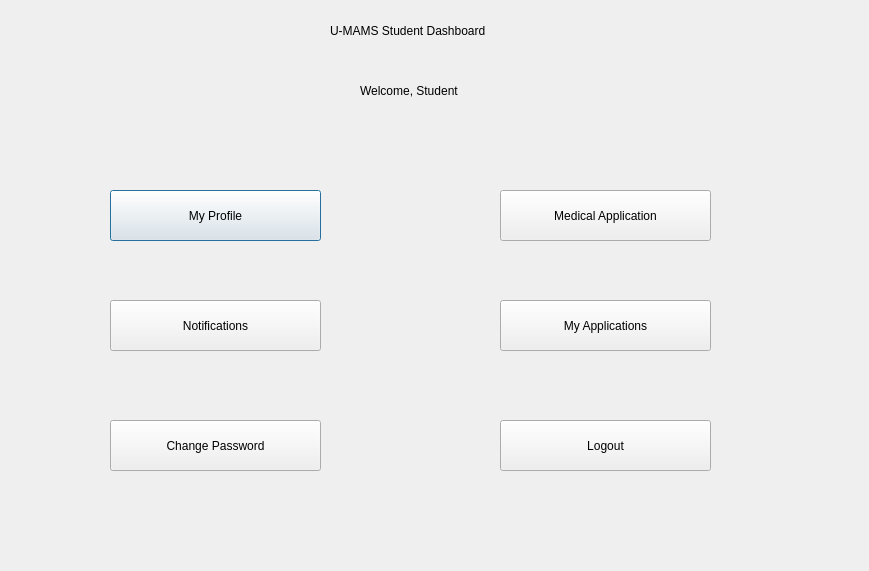
First picture: the form in studentdashboard.ui, repository sanjanaCSwyb/U-MAMS, before the edit.
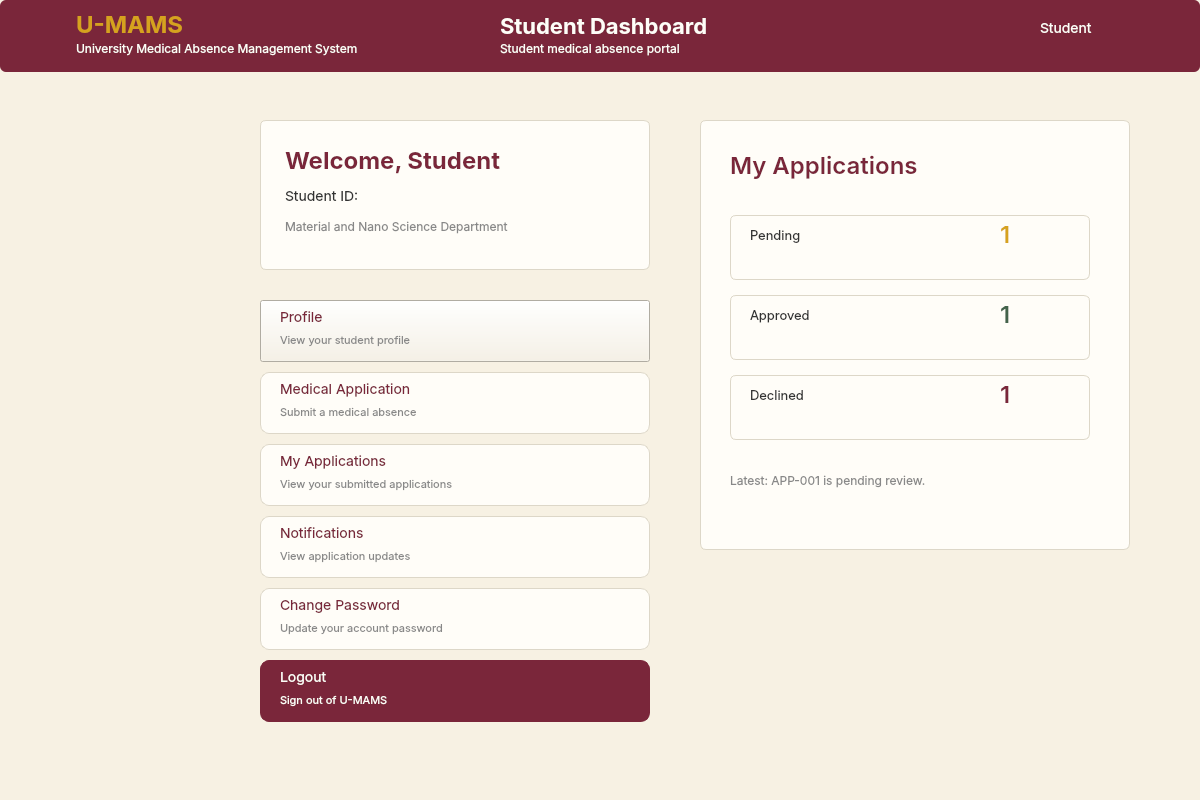
Second picture: the form after the edit. Icons and pictures are not drawn.

Patch:
```diff
--- a/studentdashboard.ui
+++ b/studentdashboard.ui
@@ -6,116 +6,834 @@
    <rect>
     <x>0</x>
     <y>0</y>
-    <width>869</width>
-    <height>571</height>
+    <width>1200</width>
+    <height>800</height>
    </rect>
   </property>
+  <property name="minimumSize">
+   <size>
+    <width>900</width>
+    <height>600</height>
+   </size>
+  </property>
   <property name="windowTitle">
    <string>Dialog</string>
   </property>
-  <widget class="QLabel" name="lblTitle">
+  <property name="styleSheet">
+   <string>background:#F7F1E3;</string>
+  </property>
+  <widget class="QWidget" name="figmaCanvas">
    <property name="geometry">
     <rect>
-     <x>330</x>
-     <y>10</y>
-     <width>201</width>
-     <height>41</height>
+     <x>0</x>
+     <y>0</y>
+     <width>1200</width>
+     <height>800</height>
     </rect>
    </property>
-   <property name="text">
-    <string>U-MAMS Student Dashboard</string>
+   <property name="styleSheet">
+    <string>QWidget#figmaCanvas{background:#F7F1E3;}</string>
    </property>
-  </widget>
-  <widget class="QLabel" name="lblWelcome">
-   <property name="geometry">
-    <rect>
-     <x>360</x>
-     <y>80</y>
-     <width>121</width>
-     <height>21</height>
-    </rect>
-   </property>
-   <property name="text">
-    <string>Welcome, Student</string>
-   </property>
-  </widget>
-  <widget class="QPushButton" name="btnProfile">
-   <property name="geometry">
-    <rect>
-     <x>110</x>
-     <y>190</y>
-     <width>211</width>
-     <height>51</height>
-    </rect>
-   </property>
-   <property name="text">
-    <string>My Profile</string>
-   </property>
-  </widget>
-  <widget class="QPushButton" name="btnNotifications">
-   <property name="geometry">
-    <rect>
-     <x>110</x>
-     <y>300</y>
-     <width>211</width>
-     <height>51</height>
-    </rect>
-   </property>
-   <property name="text">
-    <string>Notifications</string>
-   </property>
-  </widget>
-  <widget class="QPushButton" name="btnChangePassword">
-   <property name="geometry">
-    <rect>
-     <x>110</x>
-     <y>420</y>
-     <width>211</width>
-     <height>51</height>
-    </rect>
-   </property>
-   <property name="text">
-    <string>Change Password</string>
-   </property>
-  </widget>
-  <widget class="QPushButton" name="btnMedicalApplication">
-   <property name="geometry">
-    <rect>
-     <x>500</x>
-     <y>190</y>
-     <width>211</width>
-     <height>51</height>
-    </rect>
-   </property>
-   <property name="text">
-    <string>Medical Application</string>
-   </property>
-  </widget>
-  <widget class="QPushButton" name="btnMyApplications">
-   <property name="geometry">
-    <rect>
-     <x>500</x>
-     <y>300</y>
-     <width>211</width>
-     <height>51</height>
-    </rect>
-   </property>
-   <property name="text">
-    <string>My Applications</string>
-   </property>
-  </widget>
-  <widget class="QPushButton" name="btnLogout">
-   <property name="geometry">
-    <rect>
-     <x>500</x>
-     <y>420</y>
-     <width>211</width>
-     <height>51</height>
-    </rect>
-   </property>
-   <property name="text">
-    <string>Logout</string>
-   </property>
+   <widget class="QFrame" name="headerFrame">
+    <property name="geometry">
+     <rect>
+      <x>0</x>
+      <y>0</y>
+      <width>1200</width>
+      <height>72</height>
+     </rect>
+    </property>
+    <property name="frameShape">
+     <enum>QFrame::NoFrame</enum>
+    </property>
+    <property name="styleSheet">
+     <string>QFrame#headerFrame{background:#7A263A;border:none;border-radius:6px;}</string>
+    </property>
+   </widget>
+   <widget class="QLabel" name="headerLogo">
+    <property name="geometry">
+     <rect>
+      <x>22</x>
+      <y>16</y>
+      <width>42</width>
+      <height>42</height>
+     </rect>
+    </property>
+    <property name="pixmap">
+     <pixmap>:/assets/wayamba_logo.png</pixmap>
+    </property>
+    <property name="scaledContents">
+     <bool>false</bool>
+    </property>
+    <property name="alignment">
+     <set>Qt::AlignCenter</set>
+    </property>
+    <property name="styleSheet">
+     <string>background:transparent;border:none;</string>
+    </property>
+   </widget>
+   <widget class="QLabel" name="lblHeaderBrand">
+    <property name="geometry">
+     <rect>
+      <x>76</x>
+      <y>10</y>
+      <width>300</width>
+      <height>28</height>
+     </rect>
+    </property>
+    <property name="text">
+     <string>U-MAMS</string>
+    </property>
+    <property name="alignment">
+     <set>Qt::AlignLeft|Qt::AlignVCenter</set>
+    </property>
+    <property name="styleSheet">
+     <string>font-family:Inter; font-size:24px; font-weight:600;color:#D6A21E;background:transparent;border:none;padding:0px;</string>
+    </property>
+   </widget>
+   <widget class="QLabel" name="lblHeaderSubtitle">
+    <property name="geometry">
+     <rect>
+      <x>76</x>
+      <y>39</y>
+      <width>410</width>
+      <height>18</height>
+     </rect>
+    </property>
+    <property name="text">
+     <string>University Medical Absence Management System</string>
+    </property>
+    <property name="alignment">
+     <set>Qt::AlignLeft|Qt::AlignVCenter</set>
+    </property>
+    <property name="styleSheet">
+     <string>font-family:Inter; font-size:12px; font-weight:400;color:#FFFDF8;background:transparent;border:none;padding:0px;</string>
+    </property>
+   </widget>
+   <widget class="QLabel" name="lblTitle">
+    <property name="geometry">
+     <rect>
+      <x>500</x>
+      <y>12</y>
+      <width>500</width>
+      <height>28</height>
+     </rect>
+    </property>
+    <property name="text">
+     <string>Student Dashboard</string>
+    </property>
+    <property name="alignment">
+     <set>Qt::AlignLeft|Qt::AlignVCenter</set>
+    </property>
+    <property name="styleSheet">
+     <string>font-family:Inter; font-size:22px; font-weight:600;color:#FFFDF8;background:transparent;border:none;padding:0px;</string>
+    </property>
+   </widget>
+   <widget class="QLabel" name="lblHeaderCaption">
+    <property name="geometry">
+     <rect>
+      <x>500</x>
+      <y>39</y>
+      <width>500</width>
+      <height>18</height>
+     </rect>
+    </property>
+    <property name="text">
+     <string>Student medical absence portal</string>
+    </property>
+    <property name="alignment">
+     <set>Qt::AlignLeft|Qt::AlignVCenter</set>
+    </property>
+    <property name="styleSheet">
+     <string>font-family:Inter; font-size:12px; font-weight:400;color:#FFFDF8;background:transparent;border:none;padding:0px;</string>
+    </property>
+   </widget>
+   <widget class="QLabel" name="lblHeaderUser">
+    <property name="geometry">
+     <rect>
+      <x>1040</x>
+      <y>14</y>
+      <width>130</width>
+      <height>28</height>
+     </rect>
+    </property>
+    <property name="text">
+     <string>Student</string>
+    </property>
+    <property name="alignment">
+     <set>Qt::AlignLeft|Qt::AlignVCenter</set>
+    </property>
+    <property name="styleSheet">
+     <string>font-family:Inter; font-size:14px; font-weight:400;color:#FFFDF8;background:transparent;border:none;padding:0px;</string>
+    </property>
+   </widget>
+   <widget class="QFrame" name="welcomeCard">
+    <property name="geometry">
+     <rect>
+      <x>260</x>
+      <y>120</y>
+      <width>390</width>
+      <height>150</height>
+     </rect>
+    </property>
+    <property name="frameShape">
+     <enum>QFrame::NoFrame</enum>
+    </property>
+    <property name="styleSheet">
+     <string>QFrame#welcomeCard{background:#FFFDF8;border:1px solid #DDD7C8;border-radius:6px;}</string>
+    </property>
+   </widget>
+   <widget class="QLabel" name="lblWelcome">
+    <property name="geometry">
+     <rect>
+      <x>285</x>
+      <y>143</y>
+      <width>340</width>
+      <height>34</height>
+     </rect>
+    </property>
+    <property name="text">
+     <string>Welcome, Student</string>
+    </property>
+    <property name="alignment">
+     <set>Qt::AlignLeft|Qt::AlignVCenter</set>
+    </property>
+    <property name="styleSheet">
+     <string>font-family:Inter; font-size:24px; font-weight:600;color:#7A263A;background:transparent;border:none;padding:0px;</string>
+    </property>
+   </widget>
+   <widget class="QLabel" name="lblStudentID">
+    <property name="geometry">
+     <rect>
+      <x>285</x>
+      <y>184</y>
+      <width>340</width>
+      <height>24</height>
+     </rect>
+    </property>
+    <property name="text">
+     <string>Student ID:</string>
+    </property>
+    <property name="alignment">
+     <set>Qt::AlignLeft|Qt::AlignVCenter</set>
+    </property>
+    <property name="styleSheet">
+     <string>font-family:Inter; font-size:14px; font-weight:400;color:#333333;background:transparent;border:none;padding:0px;</string>
+    </property>
+   </widget>
+   <widget class="QLabel" name="lblDepartment">
+    <property name="geometry">
+     <rect>
+      <x>285</x>
+      <y>215</y>
+      <width>340</width>
+      <height>22</height>
+     </rect>
+    </property>
+    <property name="text">
+     <string>Material and Nano Science Department</string>
+    </property>
+    <property name="alignment">
+     <set>Qt::AlignLeft|Qt::AlignVCenter</set>
+    </property>
+    <property name="styleSheet">
+     <string>font-family:Inter; font-size:12px; font-weight:400;color:#888888;background:transparent;border:none;padding:0px;</string>
+    </property>
+   </widget>
+   <widget class="QPushButton" name="btnProfile">
+    <property name="geometry">
+     <rect>
+      <x>260</x>
+      <y>300</y>
+      <width>390</width>
+      <height>62</height>
+     </rect>
+    </property>
+    <property name="text">
+     <string></string>
+    </property>
+    <property name="autoDefault">
+     <bool>false</bool>
+    </property>
+    <property name="cursor">
+     <cursorShape>PointingHandCursor</cursorShape>
+    </property>
+    <property name="styleSheet">
+     <string>QPushButton#btnProfile{font-family:Inter;font-size:14px;font-weight:400;color:#7A263A;background:#FFFDF8;border:1px solid #DDD7C8;border-radius:9px;padding:0px;}QPushButton#btnProfile:hover{border:1px solid #D6A21E;}QPushButton#btnProfile:focus{border:1px solid #D6A21E;}</string>
+    </property>
+    <property name="accessibleName">
+     <string>Profile</string>
+    </property>
+   </widget>
+   <widget class="QLabel" name="btnProfileTitle">
+    <property name="geometry">
+     <rect>
+      <x>280</x>
+      <y>305</y>
+      <width>350</width>
+      <height>24</height>
+     </rect>
+    </property>
+    <property name="text">
+     <string>Profile</string>
+    </property>
+    <property name="alignment">
+     <set>Qt::AlignLeft|Qt::AlignVCenter</set>
+    </property>
+    <property name="styleSheet">
+     <string>font-family:Inter; font-size:14px; font-weight:400;color:#7A263A;background:transparent;border:none;padding:0px;</string>
+    </property>
+   </widget>
+   <widget class="QLabel" name="btnProfileCaption">
+    <property name="geometry">
+     <rect>
+      <x>280</x>
+      <y>330</y>
+      <width>350</width>
+      <height>20</height>
+     </rect>
+    </property>
+    <property name="text">
+     <string>View your student profile</string>
+    </property>
+    <property name="alignment">
+     <set>Qt::AlignLeft|Qt::AlignVCenter</set>
+    </property>
+    <property name="styleSheet">
+     <string>font-family:Inter; font-size:11px; font-weight:400;color:#888888;background:transparent;border:none;padding:0px;</string>
+    </property>
+   </widget>
+   <widget class="QPushButton" name="btnMedicalApplication">
+    <property name="geometry">
+     <rect>
+      <x>260</x>
+      <y>372</y>
+      <width>390</width>
+      <height>62</height>
+     </rect>
+    </property>
+    <property name="text">
+     <string></string>
+    </property>
+    <property name="autoDefault">
+     <bool>false</bool>
+    </property>
+    <property name="cursor">
+     <cursorShape>PointingHandCursor</cursorShape>
+    </property>
+    <property name="styleSheet">
+     <string>QPushButton#btnMedicalApplication{font-family:Inter;font-size:14px;font-weight:400;color:#7A263A;background:#FFFDF8;border:1px solid #DDD7C8;border-radius:9px;padding:0px;}QPushButton#btnMedicalApplication:hover{border:1px solid #D6A21E;}QPushButton#btnMedicalApplication:focus{border:1px solid #D6A21E;}</string>
+    </property>
+    <property name="accessibleName">
+     <string>Medical Application</string>
+    </property>
+   </widget>
+   <widget class="QLabel" name="btnMedicalApplicationTitle">
+    <property name="geometry">
+     <rect>
+      <x>280</x>
+      <y>377</y>
+      <width>350</width>
+      <height>24</height>
+     </rect>
+    </property>
+    <property name="text">
+     <string>Medical Application</string>
+    </property>
+    <property name="alignment">
+     <set>Qt::AlignLeft|Qt::AlignVCenter</set>
+    </property>
+    <property name="styleSheet">
+     <string>font-family:Inter; font-size:14px; font-weight:400;color:#7A263A;background:transparent;border:none;padding:0px;</string>
+    </property>
+   </widget>
+   <widget class="QLabel" name="btnMedicalApplicationCaption">
+    <property name="geometry">
+     <rect>
+      <x>280</x>
+      <y>402</y>
+      <width>350</width>
+      <height>20</height>
+     </rect>
+    </property>
+    <property name="text">
+     <string>Submit a medical absence</string>
+    </property>
+    <property name="alignment">
+     <set>Qt::AlignLeft|Qt::AlignVCenter</set>
+    </property>
+    <property name="styleSheet">
+     <string>font-family:Inter; font-size:11px; font-weight:400;color:#888888;background:transparent;border:none;padding:0px;</string>
+    </property>
+   </widget>
+   <widget class="QPushButton" name="btnMyApplications">
+    <property name="geometry">
+     <rect>
+      <x>260</x>
+      <y>444</y>
+      <width>390</width>
+      <height>62</height>
+     </rect>
+    </property>
+    <property name="text">
+     <string></string>
+    </property>
+    <property name="autoDefault">
+     <bool>false</bool>
+    </property>
+    <property name="cursor">
+     <cursorShape>PointingHandCursor</cursorShape>
+    </property>
+    <property name="styleSheet">
+     <string>QPushButton#btnMyApplications{font-family:Inter;font-size:14px;font-weight:400;color:#7A263A;background:#FFFDF8;border:1px solid #DDD7C8;border-radius:9px;padding:0px;}QPushButton#btnMyApplications:hover{border:1px solid #D6A21E;}QPushButton#btnMyApplications:focus{border:1px solid #D6A21E;}</string>
+    </property>
+    <property name="accessibleName">
+     <string>My Applications</string>
+    </property>
+   </widget>
+   <widget class="QLabel" name="btnMyApplicationsTitle">
+    <property name="geometry">
+     <rect>
+      <x>280</x>
+      <y>449</y>
+      <width>350</width>
+      <height>24</height>
+     </rect>
+    </property>
+    <property name="text">
+     <string>My Applications</string>
+    </property>
+    <property name="alignment">
+     <set>Qt::AlignLeft|Qt::AlignVCenter</set>
+    </property>
+    <property name="styleSheet">
+     <string>font-family:Inter; font-size:14px; font-weight:400;color:#7A263A;background:transparent;border:none;padding:0px;</string>
+    </property>
+   </widget>
+   <widget class="QLabel" name="btnMyApplicationsCaption">
+    <property name="geometry">
+     <rect>
+      <x>280</x>
+      <y>474</y>
+      <width>350</width>
+      <height>20</height>
+     </rect>
+    </property>
+    <property name="text">
+     <string>View your submitted applications</string>
+    </property>
+    <property name="alignment">
+     <set>Qt::AlignLeft|Qt::AlignVCenter</set>
+    </property>
+    <property name="styleSheet">
+     <string>font-family:Inter; font-size:11px; font-weight:400;color:#888888;background:transparent;border:none;padding:0px;</string>
+    </property>
+   </widget>
+   <widget class="QPushButton" name="btnNotifications">
+    <property name="geometry">
+     <rect>
+      <x>260</x>
+      <y>516</y>
+      <width>390</width>
+      <height>62</height>
+     </rect>
+    </property>
+    <property name="text">
+     <string></string>
+    </property>
+    <property name="autoDefault">
+     <bool>false</bool>
+    </property>
+    <property name="cursor">
+     <cursorShape>PointingHandCursor</cursorShape>
+    </property>
+    <property name="styleSheet">
+     <string>QPushButton#btnNotifications{font-family:Inter;font-size:14px;font-weight:400;color:#7A263A;background:#FFFDF8;border:1px solid #DDD7C8;border-radius:9px;padding:0px;}QPushButton#btnNotifications:hover{border:1px solid #D6A21E;}QPushButton#btnNotifications:focus{border:1px solid #D6A21E;}</string>
+    </property>
+    <property name="accessibleName">
+     <string>Notifications</string>
+    </property>
+   </widget>
+   <widget class="QLabel" name="btnNotificationsTitle">
+    <property name="geometry">
+     <rect>
+      <x>280</x>
+      <y>521</y>
+      <width>350</width>
+      <height>24</height>
+     </rect>
+    </property>
+    <property name="text">
+     <string>Notifications</string>
+    </property>
+    <property name="alignment">
+     <set>Qt::AlignLeft|Qt::AlignVCenter</set>
+    </property>
+    <property name="styleSheet">
+     <string>font-family:Inter; font-size:14px; font-weight:400;color:#7A263A;background:transparent;border:none;padding:0px;</string>
+    </property>
+   </widget>
+   <widget class="QLabel" name="btnNotificationsCaption">
+    <property name="geometry">
+     <rect>
+      <x>280</x>
+      <y>546</y>
+      <width>350</width>
+      <height>20</height>
+     </rect>
+    </property>
+    <property name="text">
+     <string>View application updates</string>
+    </property>
+    <property name="alignment">
+     <set>Qt::AlignLeft|Qt::AlignVCenter</set>
+    </property>
+    <property name="styleSheet">
+     <string>font-family:Inter; font-size:11px; font-weight:400;color:#888888;background:transparent;border:none;padding:0px;</string>
+    </property>
+   </widget>
+   <widget class="QPushButton" name="btnChangePassword">
+    <property name="geometry">
+     <rect>
+      <x>260</x>
+      <y>588</y>
+      <width>390</width>
+      <height>62</height>
+     </rect>
+    </property>
+    <property name="text">
+     <string></string>
+    </property>
+    <property name="autoDefault">
+     <bool>false</bool>
+    </property>
+    <property name="cursor">
+     <cursorShape>PointingHandCursor</cursorShape>
+    </property>
+    <property name="styleSheet">
+     <string>QPushButton#btnChangePassword{font-family:Inter;font-size:14px;font-weight:400;color:#7A263A;background:#FFFDF8;border:1px solid #DDD7C8;border-radius:9px;padding:0px;}QPushButton#btnChangePassword:hover{border:1px solid #D6A21E;}QPushButton#btnChangePassword:focus{border:1px solid #D6A21E;}</string>
+    </property>
+    <property name="accessibleName">
+     <string>Change Password</string>
+    </property>
+   </widget>
+   <widget class="QLabel" name="btnChangePasswordTitle">
+    <property name="geometry">
+     <rect>
+      <x>280</x>
+      <y>593</y>
+      <width>350</width>
+      <height>24</height>
+     </rect>
+    </property>
+    <property name="text">
+     <string>Change Password</string>
+    </property>
+    <property name="alignment">
+     <set>Qt::AlignLeft|Qt::AlignVCenter</set>
+    </property>
+    <property name="styleSheet">
+     <string>font-family:Inter; font-size:14px; font-weight:400;color:#7A263A;background:transparent;border:none;padding:0px;</string>
+    </property>
+   </widget>
+   <widget class="QLabel" name="btnChangePasswordCaption">
+    <property name="geometry">
+     <rect>
+      <x>280</x>
+      <y>618</y>
+      <width>350</width>
+      <height>20</height>
+     </rect>
+    </property>
+    <property name="text">
+     <string>Update your account password</string>
+    </property>
+    <property name="alignment">
+     <set>Qt::AlignLeft|Qt::AlignVCenter</set>
+    </property>
+    <property name="styleSheet">
+     <string>font-family:Inter; font-size:11px; font-weight:400;color:#888888;background:transparent;border:none;padding:0px;</string>
+    </property>
+   </widget>
+   <widget class="QPushButton" name="btnLogout">
+    <property name="geometry">
+     <rect>
+      <x>260</x>
+      <y>660</y>
+      <width>390</width>
+      <height>62</height>
+     </rect>
+    </property>
+    <property name="text">
+     <string></string>
+    </property>
+    <property name="autoDefault">
+     <bool>false</bool>
+    </property>
+    <property name="cursor">
+     <cursorShape>PointingHandCursor</cursorShape>
+    </property>
+    <property name="styleSheet">
+     <string>QPushButton#btnLogout{font-family:Inter;font-size:14px;font-weight:400;color:#FFFDF8;background:#7A263A;border:1px solid #7A263A;border-radius:9px;padding:0px;}QPushButton#btnLogout:hover{border:1px solid #D6A21E;}QPushButton#btnLogout:focus{border:1px solid #D6A21E;}</string>
+    </property>
+    <property name="accessibleName">
+     <string>Logout</string>
+    </property>
+   </widget>
+   <widget class="QLabel" name="btnLogoutTitle">
+    <property name="geometry">
+     <rect>
+      <x>280</x>
+      <y>665</y>
+      <width>350</width>
+      <height>24</height>
+     </rect>
+    </property>
+    <property name="text">
+     <string>Logout</string>
+    </property>
+    <property name="alignment">
+     <set>Qt::AlignLeft|Qt::AlignVCenter</set>
+    </property>
+    <property name="styleSheet">
+     <string>font-family:Inter; font-size:14px; font-weight:400;color:#FFFDF8;background:transparent;border:none;padding:0px;</string>
+    </property>
+   </widget>
+   <widget class="QLabel" name="btnLogoutCaption">
+    <property name="geometry">
+     <rect>
+      <x>280</x>
+      <y>690</y>
+      <width>350</width>
+      <height>20</height>
+     </rect>
+    </property>
+    <property name="text">
+     <string>Sign out of U-MAMS</string>
+    </property>
+    <property name="alignment">
+     <set>Qt::AlignLeft|Qt::AlignVCenter</set>
+    </property>
+    <property name="styleSheet">
+     <string>font-family:Inter; font-size:11px; font-weight:400;color:#FFFDF8;background:transparent;border:none;padding:0px;</string>
+    </property>
+   </widget>
+   <widget class="QFrame" name="summaryCard">
+    <property name="geometry">
+     <rect>
+      <x>700</x>
+      <y>120</y>
+      <width>430</width>
+      <height>430</height>
+     </rect>
+    </property>
+    <property name="frameShape">
+     <enum>QFrame::NoFrame</enum>
+    </property>
+    <property name="styleSheet">
+     <string>QFrame#summaryCard{background:#FFFDF8;border:1px solid #DDD7C8;border-radius:6px;}</string>
+    </property>
+   </widget>
+   <widget class="QLabel" name="lblSummaryTitle">
+    <property name="geometry">
+     <rect>
+      <x>730</x>
+      <y>145</y>
+      <width>370</width>
+      <height>40</height>
+     </rect>
+    </property>
+    <property name="text">
+     <string>My Applications</string>
+    </property>
+    <property name="alignment">
+     <set>Qt::AlignLeft|Qt::AlignVCenter</set>
+    </property>
+    <property name="styleSheet">
+     <string>font-family:Inter; font-size:24px; font-weight:500;color:#7A263A;background:transparent;border:none;padding:0px;</string>
+    </property>
+   </widget>
+   <widget class="QFrame" name="summaryPending">
+    <property name="geometry">
+     <rect>
+      <x>730</x>
+      <y>215</y>
+      <width>360</width>
+      <height>65</height>
+     </rect>
+    </property>
+    <property name="frameShape">
+     <enum>QFrame::NoFrame</enum>
+    </property>
+    <property name="styleSheet">
+     <string>QFrame#summaryPending{background:#FFFDF8;border:1px solid #DDD7C8;border-radius:6px;}</string>
+    </property>
+   </widget>
+   <widget class="QLabel" name="lblPending">
+    <property name="geometry">
+     <rect>
+      <x>750</x>
+      <y>223</y>
+      <width>220</width>
+      <height>25</height>
+     </rect>
+    </property>
+    <property name="text">
+     <string>Pending</string>
+    </property>
+    <property name="alignment">
+     <set>Qt::AlignLeft|Qt::AlignVCenter</set>
+    </property>
+    <property name="styleSheet">
+     <string>font-family:Inter; font-size:13px; font-weight:400;color:#333333;background:transparent;border:none;padding:0px;</string>
+    </property>
+   </widget>
+   <widget class="QLabel" name="lblPendingCount">
+    <property name="geometry">
+     <rect>
+      <x>1000</x>
+      <y>216</y>
+      <width>60</width>
+      <height>36</height>
+     </rect>
+    </property>
+    <property name="text">
+     <string>1</string>
+    </property>
+    <property name="alignment">
+     <set>Qt::AlignLeft|Qt::AlignVCenter</set>
+    </property>
+    <property name="styleSheet">
+     <string>font-family:Inter; font-size:24px; font-weight:500;color:#D6A21E;background:transparent;border:none;padding:0px;</string>
+    </property>
+   </widget>
+   <widget class="QFrame" name="summaryApproved">
+    <property name="geometry">
+     <rect>
+      <x>730</x>
+      <y>295</y>
+      <width>360</width>
+      <height>65</height>
+     </rect>
+    </property>
+    <property name="frameShape">
+     <enum>QFrame::NoFrame</enum>
+    </property>
+    <property name="styleSheet">
+     <string>QFrame#summaryApproved{background:#FFFDF8;border:1px solid #DDD7C8;border-radius:6px;}</string>
+    </property>
+   </widget>
+   <widget class="QLabel" name="lblApproved">
+    <property name="geometry">
+     <rect>
+      <x>750</x>
+      <y>303</y>
+      <width>220</width>
+      <height>25</height>
+     </rect>
+    </property>
+    <property name="text">
+     <string>Approved</string>
+    </property>
+    <property name="alignment">
+     <set>Qt::AlignLeft|Qt::AlignVCenter</set>
+    </property>
+    <property name="styleSheet">
+     <string>font-family:Inter; font-size:13px; font-weight:400;color:#333333;background:transparent;border:none;padding:0px;</string>
+    </property>
+   </widget>
+   <widget class="QLabel" name="lblApprovedCount">
+    <property name="geometry">
+     <rect>
+      <x>1000</x>
+      <y>296</y>
+      <width>60</width>
+      <height>36</height>
+     </rect>
+    </property>
+    <property name="text">
+     <string>1</string>
+    </property>
+    <property name="alignment">
+     <set>Qt::AlignLeft|Qt::AlignVCenter</set>
+    </property>
+    <property name="styleSheet">
+     <string>font-family:Inter; font-size:24px; font-weight:500;color:#43634B;background:transparent;border:none;padding:0px;</string>
+    </property>
+   </widget>
+   <widget class="QFrame" name="summaryDeclined">
+    <property name="geometry">
+     <rect>
+      <x>730</x>
+      <y>375</y>
+      <width>360</width>
+      <height>65</height>
+     </rect>
+    </property>
+    <property name="frameShape">
+     <enum>QFrame::NoFrame</enum>
+    </property>
+    <property name="styleSheet">
+     <string>QFrame#summaryDeclined{background:#FFFDF8;border:1px solid #DDD7C8;border-radius:6px;}</string>
+    </property>
+   </widget>
+   <widget class="QLabel" name="lblDeclined">
+    <property name="geometry">
+     <rect>
+      <x>750</x>
+      <y>383</y>
+      <width>220</width>
+      <height>25</height>
+     </rect>
+    </property>
+    <property name="text">
+     <string>Declined</string>
+    </property>
+    <property name="alignment">
+     <set>Qt::AlignLeft|Qt::AlignVCenter</set>
+    </property>
+    <property name="styleSheet">
+     <string>font-family:Inter; font-size:13px; font-weight:400;color:#333333;background:transparent;border:none;padding:0px;</string>
+    </property>
+   </widget>
+   <widget class="QLabel" name="lblDeclinedCount">
+    <property name="geometry">
+     <rect>
+      <x>1000</x>
+      <y>376</y>
+      <width>60</width>
+      <height>36</height>
+     </rect>
+    </property>
+    <property name="text">
+     <string>1</string>
+    </property>
+    <property name="alignment">
+     <set>Qt::AlignLeft|Qt::AlignVCenter</set>
+    </property>
+    <property name="styleSheet">
+     <string>font-family:Inter; font-size:24px; font-weight:500;color:#7A263A;background:transparent;border:none;padding:0px;</string>
+    </property>
+   </widget>
+   <widget class="QLabel" name="lblLatestApplication">
+    <property name="geometry">
+     <rect>
+      <x>730</x>
+      <y>465</y>
+      <width>370</width>
+      <height>30</height>
+     </rect>
+    </property>
+    <property name="text">
+     <string>Latest: APP-001 is pending review.</string>
+    </property>
+    <property name="alignment">
+     <set>Qt::AlignLeft|Qt::AlignVCenter</set>
+    </property>
+    <property name="styleSheet">
+     <string>font-family:Inter; font-size:12px; font-weight:400;color:#888888;background:transparent;border:none;padding:0px;</string>
+    </property>
+   </widget>
   </widget>
  </widget>
  <resources/>
```
Left out of the diff: 16 changed lines with no effect on the pictures.
